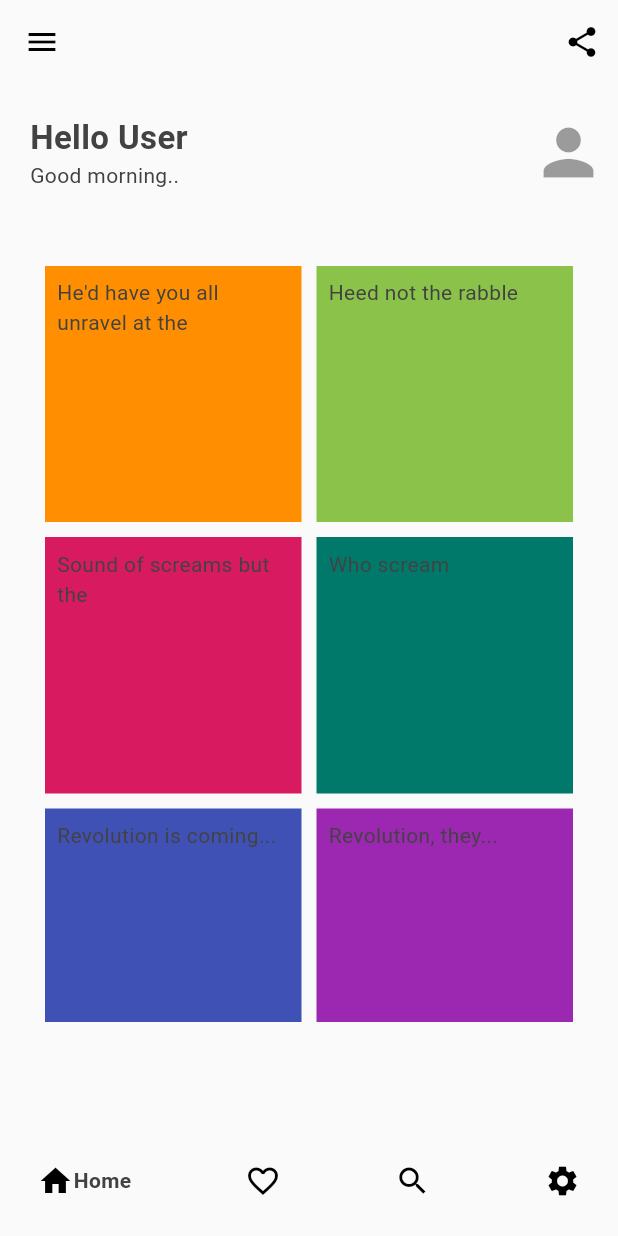
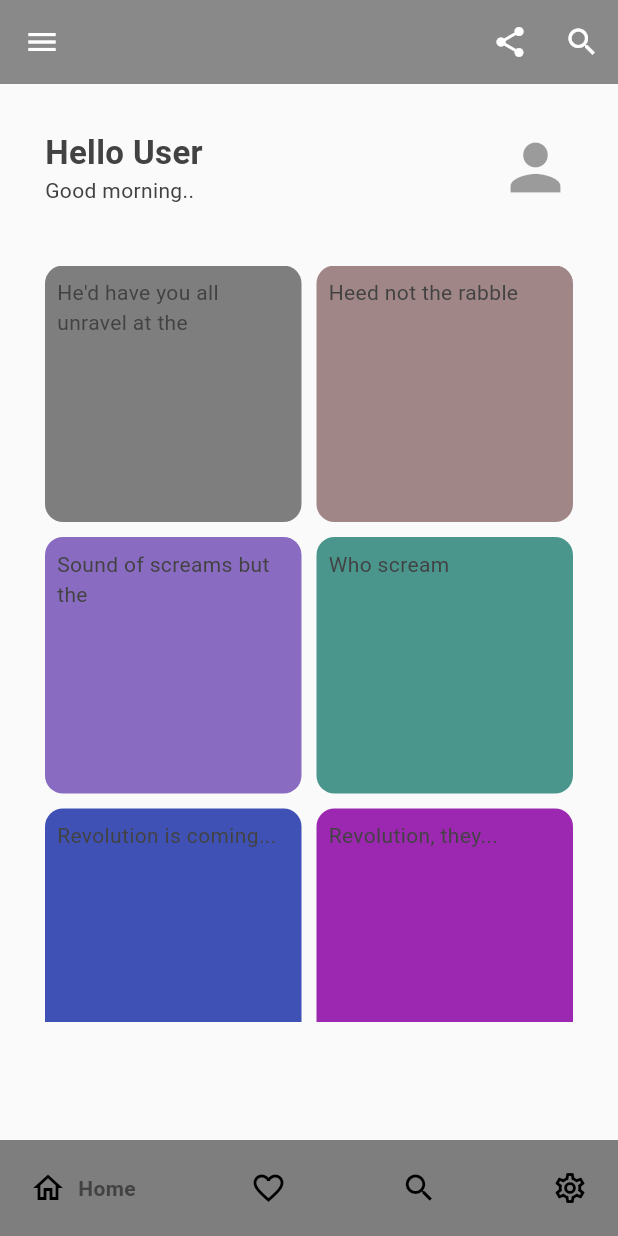
Before and after one commit to Hirusha-Nikson/Photography-Application, a Flutter app: the screen it shows after launch, on a phone screen of 412 x 824 dp. Run offline on Flutter 3.47's test engine with Material 3 defaults, Android fonts, the phone set to English and light mode, and no system bars; drawn by our look-alikes of easy_search_bar, google_nav_bar; our stand-ins replace lottie; network calls fail.

Commit message:
Second Implementation
Add a Search bar and a Gnav bar as the bottom navigation bar

```diff
--- a/photograohy_app/lib/pages/Home_Page.dart
+++ b/photograohy_app/lib/pages/Home_Page.dart
@@ -1,3 +1,5 @@
+import 'package:easy_search_bar/easy_search_bar.dart';
+
 import 'package:flutter/material.dart';
 import 'package:google_nav_bar/google_nav_bar.dart';
 
@@ -11,19 +13,35 @@ class Home extends StatefulWidget {
 }
 
 class _HomeState extends State<Home> {
+  String searchValue = '';
+  final List<String> _suggestions = [
+    'Afeganistan',
+    'Albania',
+    'Algeria',
+    'Australia',
+    'Brazil',
+    'German',
+    'Madagascar',
+    'Mozambique',
+    'Portugal',
+    'Zambia'
+  ];
   @override
   Widget build(BuildContext context) {
     return Scaffold(
       backgroundColor: Theme.of(context).colorScheme.background,
-      appBar: AppBar(
-        backgroundColor: Colors.transparent,
+      appBar: EasySearchBar(
+        onSearch: (value) => setState(() => searchValue = value),
+        suggestions: _suggestions,
+        backgroundColor: Color.fromARGB(255, 126, 126, 126),
         actions: <Widget>[
           IconButton(
               onPressed: () {
                 print("Click Action");
               },
-              icon: const Icon(Icons.share))
+              icon: const Icon(Icons.share)),
         ],
+        title: const Text(''),
       ),
       drawer: Drawer(
         child: ListView(
@@ -43,11 +61,13 @@ class _HomeState extends State<Home> {
       ),
       body: const Column(
         children: [
-          Row(
+          Padding(
+            padding: EdgeInsets.symmetric(horizontal: 30),
+            child: Row(
               mainAxisAlignment: MainAxisAlignment.spaceBetween,
               children: [
                 Padding(
-                padding: EdgeInsets.all(20.0),
+                  padding: EdgeInsets.only(top: 30),
                   child: Column(
                     crossAxisAlignment: CrossAxisAlignment.start,
                     children: [
@@ -63,11 +83,14 @@ class _HomeState extends State<Home> {
                   ),
                 ),
                 IconButton(
+                  alignment: Alignment.bottomRight,
+                  padding: EdgeInsets.only(top: 30),
                   onPressed: null,
                   icon: Icon(Icons.person),
                   iconSize: 50,
                 ),
               ],
+            ),
           ),
           SingleChildScrollView(
             child: Column(
@@ -77,9 +100,17 @@ class _HomeState extends State<Home> {
         ],
       ),
       bottomNavigationBar: const GNav(
+        duration: Duration(milliseconds: 800),
+        gap: 8,
+        padding: EdgeInsets.symmetric(horizontal: 20, vertical: 20),
+        //tabActiveBorder:
+        //Border.all(color: Theme.of(context).colorScheme.inversePrimary),
+        //tabMargin: EdgeInsets.only(bottom: 4),
+        backgroundColor: Color.fromARGB(255, 126, 126, 126),
+        // ignore: prefer_const_literals_to_create_immutables
         tabs: [
           GButton(
-            icon: Icons.home,
+            icon: Icons.home_outlined,
             text: 'Home',
           ),
           GButton(
@@ -91,7 +122,7 @@ class _HomeState extends State<Home> {
             text: 'Search',
           ),
           GButton(
-            icon: Icons.settings,
+            icon: Icons.settings_outlined,
             text: 'Settings',
           ),
         ],
--- a/photograohy_app/lib/pages/home_shortcuts.dart
+++ b/photograohy_app/lib/pages/home_shortcuts.dart
@@ -7,14 +7,17 @@ class homeShortcuts extends StatelessWidget {
 
   @override
   Widget build(BuildContext context) {
-    return SingleChildScrollView(
+    return Padding(
+      padding: const EdgeInsets.only(top: 10),
+      child: SingleChildScrollView(
         child: Column(
           children: [
             Container(
               height: MediaQuery.of(context).size.height / 1.46,
               decoration: BoxDecoration(
                 borderRadius: const BorderRadius.only(
-                  topRight: Radius.circular(25), topLeft: Radius.circular(25)),
+                    topRight: Radius.circular(25),
+                    topLeft: Radius.circular(25)),
                 color: Theme.of(context).colorScheme.background,
                 //border: Border.all(
                 //color: Theme.of(context).colorScheme.inversePrimary),
@@ -27,53 +30,83 @@ class homeShortcuts extends StatelessWidget {
                   crossAxisCount: 2,
                   children: <Widget>[
                     Container(
+                      decoration: BoxDecoration(
+                        borderRadius: BorderRadius.circular(12),
+                        color: const Color.fromARGB(255, 126, 126, 126),
+                      ),
                       padding: const EdgeInsets.all(8),
-                    color: Colors.amber.shade800,
                       child: const Text("He'd have you all unravel at the"),
                     ),
                     Container(
+                      decoration: BoxDecoration(
+                        borderRadius: BorderRadius.circular(12),
+                        color: const Color.fromARGB(255, 160, 134, 134),
+                      ),
                       padding: const EdgeInsets.all(8),
-                    color: Colors.lightGreen.shade500,
                       child: const Text('Heed not the rabble'),
                     ),
                     Container(
+                      decoration: BoxDecoration(
+                        borderRadius: BorderRadius.circular(12),
+                        color: Color.fromARGB(255, 137, 107, 194),
+                      ),
                       padding: const EdgeInsets.all(8),
-                    color: Colors.pink.shade600,
                       child: const Text('Sound of screams but the'),
                     ),
                     Container(
+                      decoration: BoxDecoration(
+                        borderRadius: BorderRadius.circular(12),
+                        color: const Color.fromARGB(255, 74, 150, 141),
+                      ),
                       padding: const EdgeInsets.all(8),
-                    color: Colors.teal[700],
                       child: const Text('Who scream'),
                     ),
                     Container(
+                      decoration: BoxDecoration(
+                        borderRadius: BorderRadius.circular(12),
+                        color: Colors.indigo.shade500,
+                      ),
                       padding: const EdgeInsets.all(8),
-                    color: Colors.indigo.shade500,
                       child: const Text('Revolution is coming...'),
                     ),
                     Container(
+                      decoration: BoxDecoration(
+                        borderRadius: BorderRadius.circular(12),
+                        color: Colors.purple.shade500,
+                      ),
                       padding: const EdgeInsets.all(8),
-                    color: Colors.purple.shade500,
                       child: const Text('Revolution, they...'),
                     ),
                     Container(
+                      decoration: BoxDecoration(
+                        borderRadius: BorderRadius.circular(12),
+                        color: Colors.green.shade500,
+                      ),
                       padding: const EdgeInsets.all(8),
-                    color: Colors.green.shade500,
                       child: const Text('Sound of screams but the'),
                     ),
                     Container(
+                      decoration: BoxDecoration(
+                        borderRadius: BorderRadius.circular(12),
+                        color: Colors.lightBlue.shade500,
+                      ),
                       padding: const EdgeInsets.all(8),
-                    color: Colors.lightBlue.shade500,
                       child: const Text('Who scream'),
                     ),
                     Container(
+                      decoration: BoxDecoration(
+                        borderRadius: BorderRadius.circular(12),
+                        color: Colors.red.shade500,
+                      ),
                       padding: const EdgeInsets.all(8),
-                    color: Colors.red.shade500,
                       child: const Text('Revolution is coming...'),
                     ),
                     Container(
+                      decoration: BoxDecoration(
+                        borderRadius: BorderRadius.circular(12),
+                        color: Colors.teal[600],
+                      ),
                       padding: const EdgeInsets.all(8),
-                    color: Colors.teal[600],
                       child: const Text('Revolution, they...'),
                     ),
                   ],
@@ -82,6 +115,7 @@ class homeShortcuts extends StatelessWidget {
             ),
           ],
         ),
+      ),
     );
   }
 }
--- a/photograohy_app/pubspec.yaml
+++ b/photograohy_app/pubspec.yaml
@@ -37,6 +37,7 @@ dependencies:
   cupertino_icons: ^1.0.2
   lottie: ^3.0.0
   google_nav_bar: ^5.0.6
+  easy_search_bar: ^2.5.0
 
 dev_dependencies:
   flutter_test:
```
Also changed, not shown: photograohy_app/pubspec.lock. Lines whose indentation alone changed are shown as unchanged.
